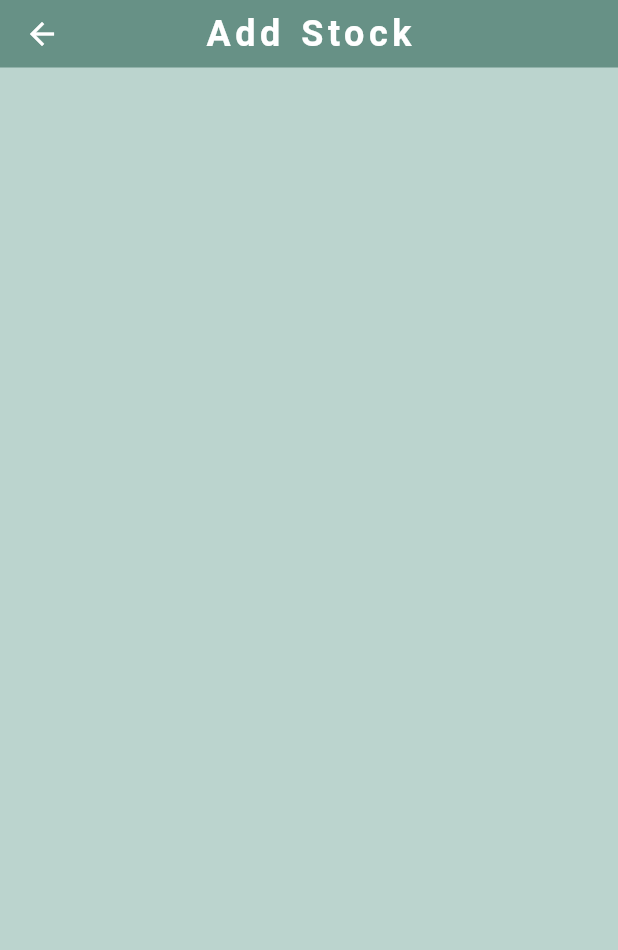
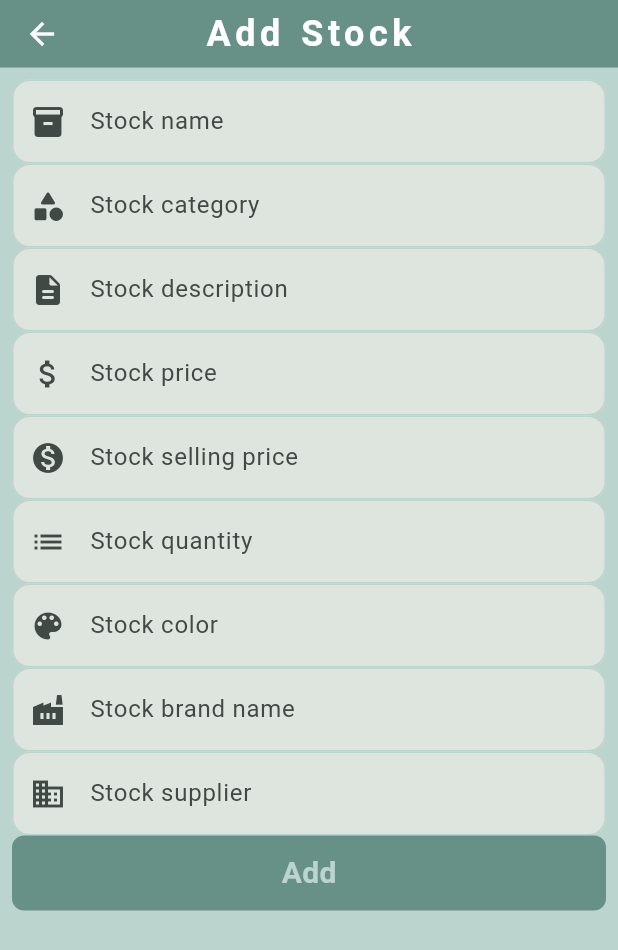
Before and after one commit to Mohammad-Asim-Jan/printing_press, a Flutter app: the AddStockView screen opened directly, on a phone screen of 412 x 824 dp. Shown: the top 950 px of the screen. Run offline on Flutter 3.47's test engine with Material 3 defaults, Android fonts, the light colour scheme and no system bars; our stand-ins replace cloud_firestore, firebase_auth, firebase_core, fluttertoast; accounts and stored records are empty.

Commit message:
pushing code

```diff
--- a/lib/components/custom_text_field.dart
+++ b/lib/components/custom_text_field.dart
@@ -1,4 +1,5 @@
 import 'package:flutter/material.dart';
+import 'package:flutter/services.dart';
 import '../colors/color_palette.dart';
 
 class CustomTextField extends StatefulWidget {
@@ -8,6 +9,7 @@ class CustomTextField extends StatefulWidget {
   final TextInputType textInputType;
   final String validatorText;
   final int? maxLength;
+  final TextInputFormatter? inputFormatter;
 
   const CustomTextField({
     super.key,
@@ -17,6 +19,7 @@ class CustomTextField extends StatefulWidget {
     required this.hint,
     required this.validatorText,
     this.textInputType = TextInputType.text,
+    this.inputFormatter,
   });
 
   @override
@@ -31,6 +34,11 @@ class _CustomTextFieldState extends State<CustomTextField> {
       controller: widget.controller,
       keyboardType: widget.textInputType,
       cursorColor: kPrimeColor,
+      inputFormatters: widget.inputFormatter == null
+          ? null
+          : <TextInputFormatter>[
+              widget.inputFormatter!,
+            ],
       decoration: InputDecoration(
         prefixIcon: Icon(
           widget.iconData,
--- a/lib/firebase_services/splash_services.dart
+++ b/lib/firebase_services/splash_services.dart
@@ -3,6 +3,7 @@ import 'package:firebase_auth/firebase_auth.dart';
 import 'package:firebase_core/firebase_core.dart';
 import 'package:flutter/material.dart';
 import 'package:printing_press/views/auth/log_in.dart';
+import 'package:printing_press/views/stock/all_stock_view.dart';
 import '../views/suppliers/all_suppliers_view.dart';
 
 class SplashServices {
@@ -20,7 +21,7 @@ class SplashServices {
     } else {
       Timer(const Duration(seconds: 1), () {
         Navigator.of(context).pushReplacement(
-            MaterialPageRoute(builder: (context) => AllSuppliersView()));
+            MaterialPageRoute(builder: (context) => AllStockView()));
       });
     }
   }
--- a/lib/main.dart
+++ b/lib/main.dart
@@ -5,6 +5,7 @@ import 'package:printing_press/firebase_options.dart';
 import 'package:printing_press/view_model/auth/log_in_view_model.dart';
 import 'package:printing_press/view_model/auth/sign_up_view_model.dart';
 import 'package:printing_press/view_model/orders/place_order_view_model.dart';
+import 'package:printing_press/view_model/stock/add_stock_view_model.dart';
 import 'package:printing_press/view_model/suppliers/add_supplier_view_model.dart';
 import 'package:printing_press/view_model/suppliers/all_suppliers_view_model.dart';
 import 'package:provider/provider.dart';
@@ -31,6 +32,7 @@ class MyApp extends StatelessWidget {
         ChangeNotifierProvider(create: (_) => PlaceOrderViewModel()),
         ChangeNotifierProvider(create: (_) => AddSupplierViewModel()),
         ChangeNotifierProvider(create: (_) => AllSuppliersViewModel()),
+        ChangeNotifierProvider(create: (_) => AddStockViewModel()),
       ],
       child: MaterialApp(
         theme: ThemeData(
--- a/lib/model/stock.dart
+++ b/lib/model/stock.dart
@@ -1,4 +1,4 @@
-import 'package:printing_press/model/rate_list.dart';
+import 'package:cloud_firestore/cloud_firestore.dart';
 import 'package:printing_press/model/supplier.dart';
 
 class Stock {
@@ -9,11 +9,11 @@ class Stock {
   final int stockUnitBuyPrice;
   final int stockUnitSellPrice;
   final int stockQuantity;
-  final Size stockSize;
+  // final Size stockSize;
   final String stockColor;
   final String manufacturedBy;
   final Supplier stockSupplier;
-  final DateTime? stockDateAdded;
+  final Timestamp? stockDateAdded;
 
   Stock({
     required this.stockId,
@@ -23,12 +23,12 @@ class Stock {
     required this.stockCategory,
     required this.stockUnitBuyPrice,
     required this.stockUnitSellPrice,
-    required this.stockSize,
+    // required this.stockSize,
     required this.stockColor,
     required this.manufacturedBy,
     required this.stockSupplier,
     stockDateAdded,
-  }) : stockDateAdded = stockDateAdded ?? DateTime.now();
+  }) : stockDateAdded = stockDateAdded ?? Timestamp.now();
 
   factory Stock.fromJson(Map<String, dynamic> jsonData) {
     return Stock(
@@ -39,7 +39,7 @@ class Stock {
       stockCategory: jsonData['stockCategory'],
       stockUnitBuyPrice: jsonData['stockUnitBuyPrice'],
       stockUnitSellPrice: jsonData['stockUnitSellPrice'],
-      stockSize: Size.fromJson(jsonData['stockSize']),
+      // stockSize: Size.fromJson(jsonData['stockSize']),
       stockColor: jsonData['stockColor'],
       manufacturedBy: jsonData['manufacturedBy'],
       stockSupplier: Supplier.fromJson(jsonData['stockSupplier']),
--- a/lib/views/stock/add_stock_view.dart
+++ b/lib/views/stock/add_stock_view.dart
@@ -1,7 +1,11 @@
+import 'package:flutter/material.dart';
+import 'package:flutter/services.dart';
+import 'package:printing_press/components/custom_text_field.dart';
+import 'package:printing_press/components/round_button.dart';
+import 'package:printing_press/view_model/stock/add_stock_view_model.dart';
+import 'package:provider/provider.dart';
 
-
-
-import 'package:flutter/material.dart';
+import '../../colors/color_palette.dart';
 
 class AddStockView extends StatefulWidget {
   const AddStockView({super.key});
@@ -13,10 +17,124 @@ class AddStockView extends StatefulWidget {
 class _AddStockViewState extends State<AddStockView> {
   @override
   Widget build(BuildContext context) {
+    AddStockViewModel addStockViewModel =
+        Provider.of<AddStockViewModel>(context, listen: false);
     return Scaffold(
       appBar: AppBar(
         title: const Text('Add Stock'),
       ),
+      body: SingleChildScrollView(
+        child: Padding(
+          padding: const EdgeInsets.all(8.0),
+          child: Form(
+            key: addStockViewModel.formKey,
+            child: Column(
+              children: [
+
+                Consumer<AddStockViewModel>(
+                  builder: (context, val1, child) {
+                    return CustomTextField(
+                        controller: val1.stockNameC,
+                        iconData: Icons.inventory,
+                        hint: 'Stock name',
+                        validatorText: 'Provide stock name');
+                  },
+                ),
+                Consumer<AddStockViewModel>(
+                  builder: (context, val2, child) {
+                    return CustomTextField(
+                        controller: val2.stockCategoryC,
+                        iconData: Icons.category_rounded,
+                        hint: 'Stock category',
+                        validatorText: 'Provide stock category');
+                  },
+                ),
+                Consumer<AddStockViewModel>(
+                  builder: (context, val3, child) {
+                    return CustomTextField(
+                        controller: val3.stockDescriptionC,
+                        iconData: Icons.description_rounded,
+                        hint: 'Stock description',
+                        validatorText: 'Provide stock description');
+                  },
+                ),
+                Consumer<AddStockViewModel>(
+                  builder: (context, val4, child) {
+                    return CustomTextField(
+                        textInputType: TextInputType.number,
+                        controller: val4.stockUnitBuyPriceC,
+                        inputFormatter: FilteringTextInputFormatter.digitsOnly,
+                        iconData: Icons.attach_money,
+                        hint: 'Stock price',
+                        validatorText: 'Provide stock buying price');
+                  },
+                ),
+                Consumer<AddStockViewModel>(
+                  builder: (context, val5, child) {
+                    return CustomTextField(
+                        textInputType: TextInputType.number,
+                        controller: val5.stockUnitSellPriceC,
+                        iconData: Icons.monetization_on,
+                        inputFormatter: FilteringTextInputFormatter.digitsOnly,
+                        hint: 'Stock selling price',
+                        validatorText: 'Provide stock selling price');
+                  },
+                ),
+                Consumer<AddStockViewModel>(
+                  ///todo: add plus icon and minus icon for ease
+                  builder: (context, val6, child) {
+                    return CustomTextField(
+                        controller: val6.stockQuantityC,
+                        iconData: Icons.list,
+                        inputFormatter: FilteringTextInputFormatter.digitsOnly,
+                        hint: 'Stock quantity',
+                        validatorText: 'Provide stock quantity');
+                  },
+                ),
+                Consumer<AddStockViewModel>(
+                  builder: (context, val7, child) {
+                    return CustomTextField(
+                        controller: val7.stockColorC,
+                        iconData: Icons.color_lens_rounded,
+                        hint: 'Stock color',
+                        validatorText: 'Provide stock color');
+                  },
+                ),
+                Consumer<AddStockViewModel>(
+                  builder: (context, val8, child) {
+                    return CustomTextField(
+                        controller: val8.stockManufacturedByC,
+                        iconData: Icons.factory,
+                        hint: 'Stock brand name',
+                        validatorText: 'Provide stock brand name');
+                  },
+                ),
+                ///todo: change the text field to a dropdown
+                Consumer<AddStockViewModel>(
+                  builder: (context, val9, child) {
+                    return CustomTextField(
+                        controller: val9.stockSupplierC,
+                        iconData: Icons.business,
+                        hint: 'Stock supplier',
+                        validatorText: 'Provide stock supplier');
+                  },
+                ),
+                // const Spacer(),
+                Consumer<AddStockViewModel>(
+                  builder: (context, value, child) => RoundButton(
+                    title: 'Add',
+                    loading: value.loading,
+                    onPress: () {
+                      ///todo: validations
+                      value.addStockInFirebase();
+                    },
+                  ),
+                )
+              ],
+            ),
+          ),
+        ),
+      ),
     );
   }
 }
--- a/lib/views/stock/all_stock_view.dart
+++ b/lib/views/stock/all_stock_view.dart
@@ -28,7 +28,7 @@ class _AllStockViewState extends State<AllStockView> {
       appBar: AppBar(
         title: const Text('All Stock'),
       ),
-      body: const Center(child: Text('No Order Found')),
+      body: const Center(child: Text('No stock Found')),
     );
   }
 }
--- a/lib/views/suppliers/add_supplier_view.dart
+++ b/lib/views/suppliers/add_supplier_view.dart
@@ -1,4 +1,5 @@
 import 'package:flutter/material.dart';
+import 'package:flutter/services.dart';
 import 'package:printing_press/components/custom_text_field.dart';
 import 'package:printing_press/view_model/suppliers/add_supplier_view_model.dart';
 import 'package:provider/provider.dart';
@@ -46,6 +47,7 @@ class _AddSupplierViewState extends State<AddSupplierView> {
                     return CustomTextField(
                         maxLength: 11,
                         textInputType: TextInputType.number,
+                        inputFormatter: FilteringTextInputFormatter.digitsOnly,
                         controller: val2.supplierPhoneNoC,
                         iconData: Icons.call,
                         hint: 'Supplier phone',
```
Also changed, not shown: lib/view_model/stock/add_stock_view_model.dart (added, +284 -0 lines), lib/view_model/suppliers/add_supplier_view_model.dart (+53 -53 lines).
